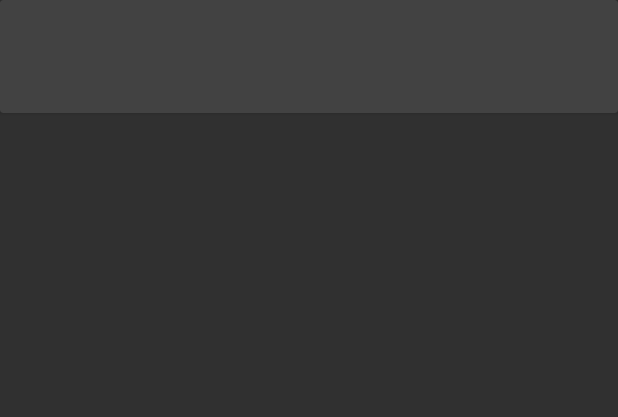
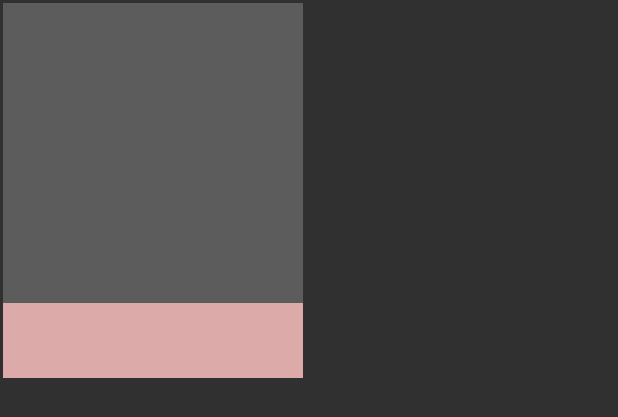
Before and after one commit to psycho-ir/khabar-chin-android, an Android app: the layout card_view.xml on its own in the app's theme, with its tools: preview values and no code run, on a phone screen of 412 x 824 dp. Shown: the top 417 px of the screen. Run offline under Robolectric (Android 15) with nearby library versions, the phone set to English and light mode, and no system bars; network calls fail.

Commit message:
bug fixed..... Card view changed volley added category created volley library added internet permission added colors made NOTICE:design is temporary data model for NewsCategory created Adapter changed

```diff
--- a/app/build.gradle
+++ b/app/build.gradle
@@ -26,4 +26,6 @@ dependencies {
     compile 'com.android.support:cardview-v7:21.0.2'
     compile 'com.android.support:design:22.2.0'
     compile 'de.hdodenhof:circleimageview:1.3.0'
+    compile 'com.mcxiaoke.volley:library:1.0.+'
+
 }
--- a/app/src/main/AndroidManifest.xml
+++ b/app/src/main/AndroidManifest.xml
@@ -1,6 +1,9 @@
 <?xml version="1.0" encoding="utf-8"?>
 <manifest xmlns:android="http://schemas.android.com/apk/res/android"
     package="com.example.ssarabadani.khabarchin_prototype" >
+
+    <uses-permission android:name="android.permission.INTERNET" />
+
 
     <application
         android:supportsRtl="true"
--- a/app/src/main/res/layout/card_view.xml
+++ b/app/src/main/res/layout/card_view.xml
@@ -1,42 +1,27 @@
 <?xml version="1.0" encoding="utf-8"?>
-<LinearLayout xmlns:android="http://schemas.android.com/apk/res/android"
+<RelativeLayout xmlns:android="http://schemas.android.com/apk/res/android"
     android:layout_width="match_parent"
     android:layout_height="match_parent"
+    android:padding="2dp"
     android:orientation="vertical">
 
+    <ImageView
+        android:id="@+id/image_card"
+        android:layout_width="200dp"
+        android:layout_height="200dp"
+        android:alpha="0.5"
+        android:background="@color/light_gray"/>
 
-    <android.support.v7.widget.CardView
-        android:id="@+id/card_view"
-        android:layout_width="match_parent"
-        android:layout_height="75dp">
-
-        <RelativeLayout
-            android:layout_width="match_parent"
-            android:layout_height="wrap_content"
-            android:id="@+id/relative_layout1">
-
-            <TextView
-                android:id="@+id/text_card"
-                android:layout_width="wrap_content"
-                android:layout_height="wrap_content"
-                android:layout_alignParentRight="true"
-                android:layout_alignParentEnd="true"
-                android:textColor="#111111"
-                android:layout_alignParentBottom="true"
-                android:layout_alignParentTop="true" />
+    <TextView
+        android:id="@+id/text_card"
+        android:layout_width="200dp"
+        android:layout_height="50dp"
+        android:gravity="center"
+        android:layout_alignParentLeft="true"
+        android:layout_alignParentStart="true"
+        android:layout_below="@+id/image_card"
+        android:background="@color/pink"
+        android:textColor="#111111" />
 
 
-            <ImageView
-                android:id="@+id/image_card"
-                android:layout_width="wrap_content"
-                android:layout_height="wrap_content"
-                android:layout_alignParentBottom="true"
-                android:layout_alignParentTop="true" />
-
-
-        </RelativeLayout>
-
-
-    </android.support.v7.widget.CardView>
-
-</LinearLayout>
+</RelativeLayout>
--- a/app/src/main/res/values/colors.xml
+++ b/app/src/main/res/values/colors.xml
@@ -2,6 +2,8 @@
 <resources>
     <color name="gray_dark">#555555</color>
     <color name="Red">#ffe50b15</color>
+    <color name="light_gray">#888888</color>
+    <color name="pink">#ddaaaa</color>
 
 
 </resources>
```
Also changed, not shown: app/src/main/java/com/example/ssarabadani/khabarchin_prototype/Adapter.java (+6 -5 lines), app/src/main/java/com/example/ssarabadani/khabarchin_prototype/NewsCategory.java (added, +45 -0 lines), app/src/main/java/com/example/ssarabadani/khabarchin_prototype/NewsCategoryFragment.java (+64 -9 lines), 1 other file.
